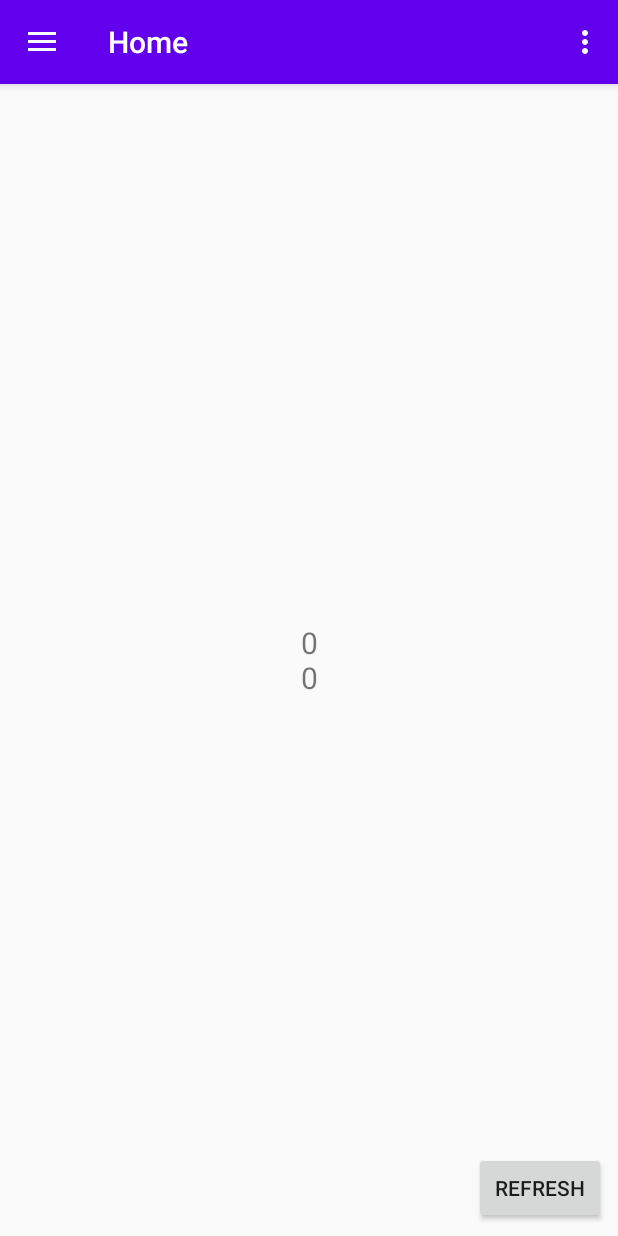
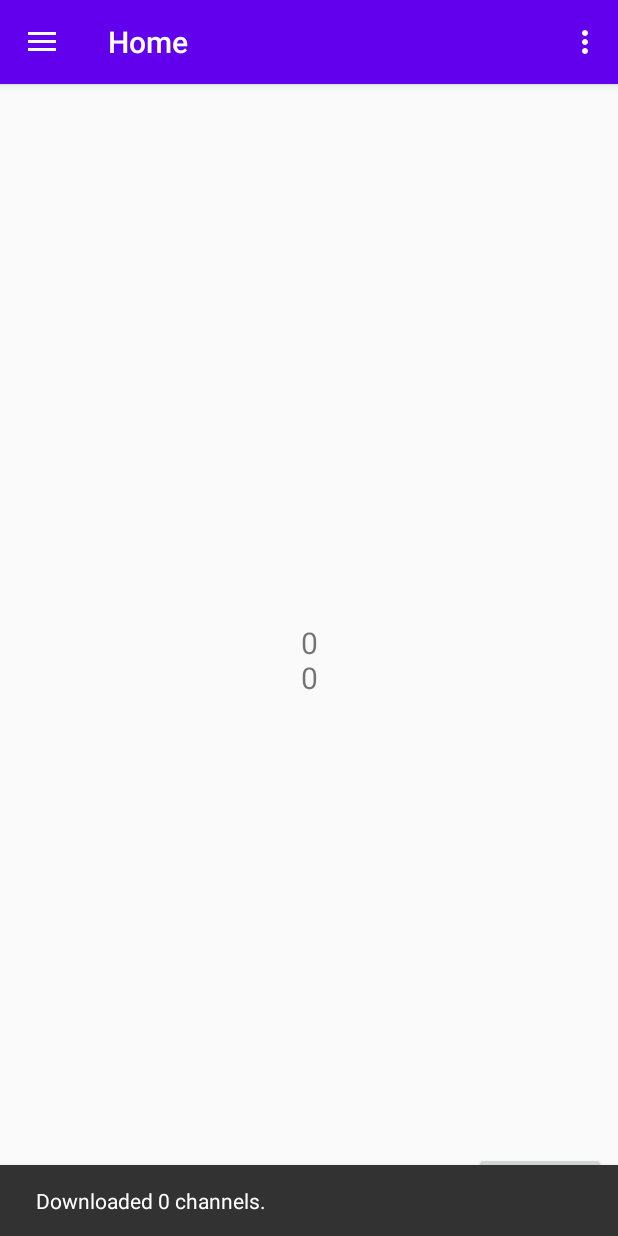
Before and after one commit to travisgoodspeed/cattool, an Android app: the screen it shows after launch (MainActivity), in the options menu, after a tap on "Download Codeplug", on a phone screen of 412 x 824 dp. Run offline under Robolectric (Android 15) with nearby library versions, the phone set to English and light mode, and no system bars; our stand-ins replace navigation-ui; libraries missing offline, so code that uses them is left out: com.kk4vcz.codeplug; 16 statements that could not run were skipped.

```diff
--- a/app/src/main/java/com/kk4vcz/goodspeedscattool/MainActivity.java
+++ b/app/src/main/java/com/kk4vcz/goodspeedscattool/MainActivity.java
@@ -1,16 +1,12 @@
 package com.kk4vcz.goodspeedscattool;
 
-import android.content.SharedPreferences;
 import android.os.Bundle;
 import android.preference.PreferenceManager;
 import android.util.Log;
 import android.view.MenuItem;
-import android.view.View;
 import android.view.Menu;
-import android.widget.ProgressBar;
 
-import com.google.android.material.floatingactionbutton.FloatingActionButton;
-import com.google.android.material.snackbar.Snackbar;
+
 import com.google.android.material.navigation.NavigationView;
 
 import androidx.navigation.NavController;
@@ -20,6 +16,8 @@ import androidx.navigation.ui.NavigationUI;
 import androidx.drawerlayout.widget.DrawerLayout;
 import androidx.appcompat.app.AppCompatActivity;
 import androidx.appcompat.widget.Toolbar;
+
+import java.io.IOException;
 
 public class MainActivity extends AppCompatActivity {
     private AppBarConfiguration mAppBarConfiguration;
@@ -45,8 +43,7 @@ public class MainActivity extends AppCompatActivity {
         NavigationUI.setupActionBarWithNavController(this, navController, mAppBarConfiguration);
         NavigationUI.setupWithNavController(navigationView, navController);
 
-        ProgressBar progressBar=findViewById(R.id.progressBar);
-        RadioState.progressBar=progressBar;
+        RadioState.progressBar=findViewById(R.id.progressBar);
 
 
         // Get the app's shared preferences
@@ -72,20 +69,22 @@ public class MainActivity extends AppCompatActivity {
 
                 return true;
             case R.id.action_downloadcodeplug:
-                //TODO: This takes a while.  It should have a progress bar.
                 asyncTask=RadioTask.newDownloadCodeplugTask();
                 asyncTask.execute();
                 return true;
             case R.id.action_uploadcodeplug:
-                //TODO: This takes a while.  It should have a progress bar.
                 asyncTask=RadioTask.newUploadCodeplugTask();
                 asyncTask.execute();
                 return true;
             case R.id.action_emptylocalcodeplug:
-
+                try {
+                    RadioState.eraseLocalCodeplug();
+                    return false;
+                }catch(IOException e){
+                    Log.e("Menu", "IOException", e);
+                }
                 return true;
             case R.id.action_erasetargetcodeplug:
-                //TODO: This takes a while.  It should have a progress bar.
                 asyncTask=RadioTask.newEraseTargetCodeplugTask();
                 asyncTask.execute();
                 return true;
--- a/app/src/main/java/com/kk4vcz/goodspeedscattool/RadioState.java
+++ b/app/src/main/java/com/kk4vcz/goodspeedscattool/RadioState.java
@@ -6,6 +6,7 @@ import android.view.View;
 import android.widget.ProgressBar;
 import android.widget.TextView;
 
+import com.google.android.material.snackbar.Snackbar;
 import com.kk4vcz.codeplug.CATRadio;
 import com.kk4vcz.codeplug.Channel;
 import com.kk4vcz.codeplug.Main;
@@ -101,33 +102,41 @@ public class RadioState {
     static String codeplugdump=""; //TODO More than just a string.
     //Downloads the codeplug from the radio.
     public static void downloadCodeplug() throws IOException{
+        int count=0;
         codeplugdump="";
+        RadioState.drawbackstring(String.format("Downloading channels from radio."));
         for (int i = radio.getChannelMin(); i <= radio.getChannelMax(); i++) {
             Channel c = radio.readChannel(i);
             channels[i]=c;
             if (c != null) {
                 Log.v("RadioStateDownload", Main.RenderChannel(c));
                 codeplugdump+=Main.RenderChannel(c)+"\n";
+                count++;
             }
             if(i%10==0){
                 RadioState.drawback(i/10);
             }
         }
         RadioState.drawback(100);
+        RadioState.drawbackstring(String.format("Downloaded %d channels.",count));
     }
     //Uploads the codeplug to the radio.
     public static void uploadCodeplug() throws IOException{
+        int count=0;
+        RadioState.drawbackstring(String.format("Uploading channels to radio."));
         for (int i = radio.getChannelMin(); i <= radio.getChannelMax(); i++) {
             Channel c = channels[i];
             if (c != null) {
                 Log.v("RadioStateUpload", Main.RenderChannel(c));
                 radio.writeChannel(i, c);
+                count++;
             }
             if(i%10==0){
                 RadioState.drawback(i/10);
             }
         }
         RadioState.drawback(100);
+        RadioState.drawbackstring(String.format("Uploaded %d channels.",count));
     }
     //Erases the radio's channels.
     public static void eraseTargetCodeplug() throws IOException{
@@ -140,13 +149,16 @@ public class RadioState {
             }
         }
         RadioState.drawback(100);
+        RadioState.drawbackstring("Erased radio's channels.");
     }
     //Erases the local channels.
-    public static void eraseLocalCodeplug() throws IOException{
-        for (int i = radio.getChannelMin(); i <= radio.getChannelMax(); i++) {
-            Log.v("RadioStateEraseLocalChannel", "Erasing "+i);
+    public static void eraseLocalCodeplug() throws IOException {
+        for (int i = 0; i < 1000; i++) {
             channels[i]=null;
         }
+        codeplugdump="";
+        RadioState.drawback(100);
+        RadioState.drawbackstring("Erased phone's channels.");
     }
 
     //Updates the preferences.
@@ -178,8 +190,28 @@ public class RadioState {
                 progressBar.setProgress(progress);
 
                 progressBar.setVisibility(progress<100 ? View.VISIBLE : View.INVISIBLE);
+            }
+        });
+    }
 
 
+
+    //Draws that current state back to the UI fragments.  Call from any thread.
+    public static void drawbackstring(final String message){
+        mainActivity.runOnUiThread(new Runnable(){
+            public void run(){
+                try {
+                    View view=mainActivity.findViewById(android.R.id.content);
+                    if (view != null)
+                        Snackbar.make(view, message, Snackbar.LENGTH_LONG)
+                                .setAction("Action", null).show();
+                }catch(IllegalArgumentException e){
+                    /* Sometimes the View isn't the current view, causing the snackbar creation
+                     * to fail.  No biggie, because this is just an informational message, but
+                     * we need to catch the exception to prevent a crash.
+                     */
+                    Log.e("RadioState","drawbackString", e);
+                }
             }
         });
     }
```
